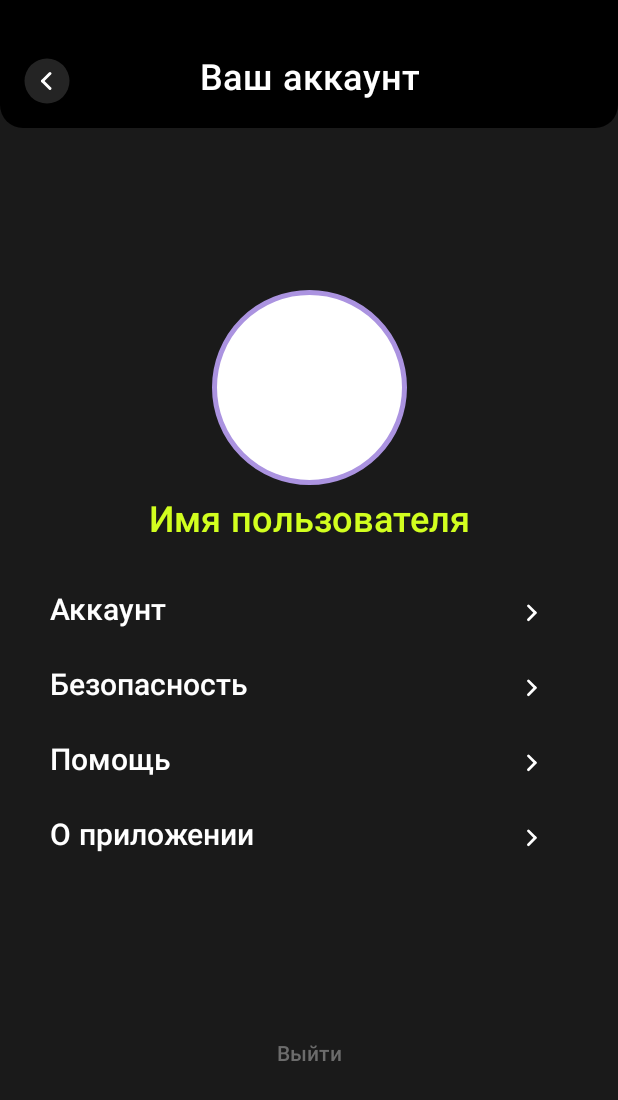
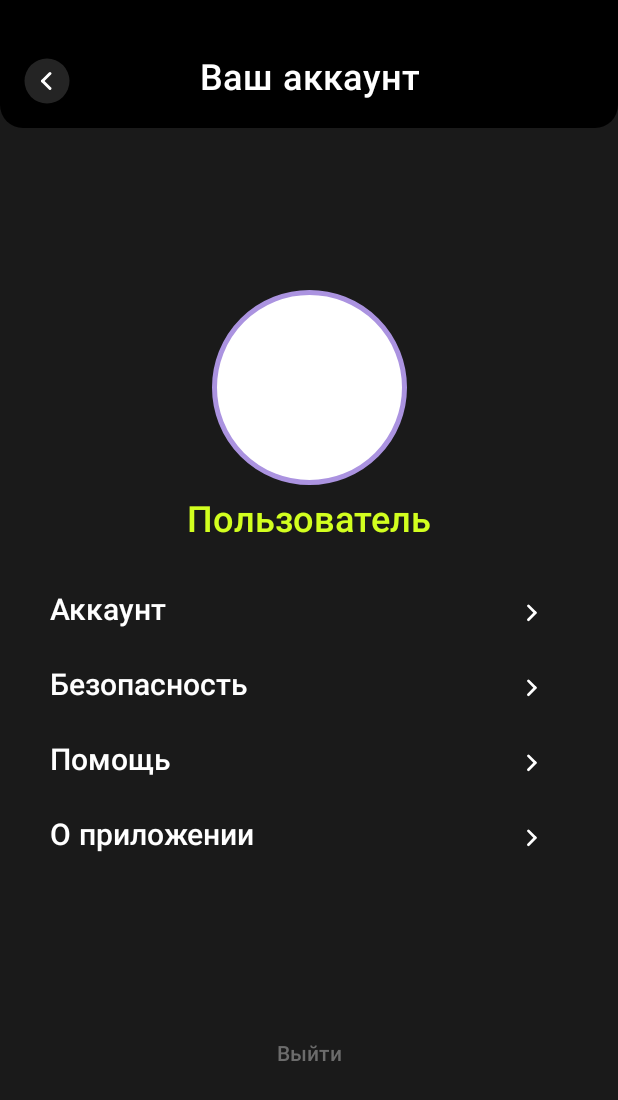
Before and after one commit to KateRud0/CoureWorkApp, an Android app: the SettingsFragment screen opened through its navigation route, on a phone screen of 412 x 824 dp. Shown: the top 1100 px of the screen. Run offline under Robolectric (Android 15) with nearby library versions, the phone set to English and light mode, and no system bars; our stand-ins replace Firebase (no records; nobody signed in at launch, a user with empty details on screens opened directly), navigation-ui.

Commit message:
update user info

```diff
--- a/app/build.gradle.kts
+++ b/app/build.gradle.kts
@@ -44,6 +44,7 @@ dependencies {
 
     implementation(platform(libs.firebase.bom))
     implementation(libs.firebase.auth)
+    implementation(libs.firebase.firestore)
 
     implementation(libs.androidx.core.ktx)
     implementation(libs.androidx.appcompat)
@@ -52,6 +53,7 @@ dependencies {
     implementation(libs.androidx.constraintlayout)
     implementation(libs.androidx.navigation.fragment.ktx)
     implementation(libs.androidx.navigation.ui.ktx)
+    implementation(libs.firebase.firestore.ktx)
     testImplementation(libs.junit)
     androidTestImplementation(libs.androidx.junit)
     androidTestImplementation(libs.androidx.espresso.core)
--- a/app/src/main/java/com/example/courseworkapp/MainActivity.kt
+++ b/app/src/main/java/com/example/courseworkapp/MainActivity.kt
@@ -3,16 +3,20 @@ package com.example.courseworkapp
 import android.content.Intent
 import android.os.Bundle
 import android.util.Log
-
 import androidx.activity.enableEdgeToEdge
 import androidx.appcompat.app.AppCompatActivity
 import androidx.navigation.fragment.NavHostFragment
 import androidx.navigation.ui.NavigationUI
 import com.example.courseworkapp.R
 import com.google.firebase.auth.FirebaseAuth
+import com.google.firebase.firestore.FirebaseFirestore
+import com.google.firebase.firestore.ktx.firestore
+import com.google.firebase.ktx.Firebase
 
 
 class MainActivity : AppCompatActivity() {
+
+    private val db = FirebaseFirestore.getInstance()
     override fun onCreate(savedInstanceState: Bundle?) {
         super.onCreate(savedInstanceState)
         enableEdgeToEdge()
@@ -22,18 +26,26 @@ class MainActivity : AppCompatActivity() {
             .findFragmentById(R.id.mainNavHostFragment) as NavHostFragment
         val navController = navHostFragment.navController
 
-        /* // Кнопка для перехода на настройки
-        val buttonSettings = findViewById<ImageButton>(R.id.buttonSettings)
-        buttonSettings.setOnClickListener {
-            val intent = Intent(this, SettingsActivity::class.java)
-            startActivity(intent)
-        }*/
+        /*// Получение данных из Firestore
+        db.collection("rooms")
+            .get()
+            .addOnSuccessListener { documents ->
+                for (document in documents) {
+                    Log.d("FirestoreTest", "${document.id} => ${document.data}")
+                }
+            }
+            .addOnFailureListener { exception ->
+                Log.w("FirestoreTest", "Error getting documents: ", exception)
+            }
 
-        // Настройка NavHostFragment
-
-
+        db.collection("testCollection").add(hashMapOf("key" to "value"))
+            .addOnSuccessListener {
+                Log.d("FirestoreTest", "Document added with ID: ${it.id}")
+            }
+            .addOnFailureListener { e ->
+                Log.w("FirestoreTest", "Error adding document", e)
+            }*/
     }
-
 
     override fun onStart() {
         super.onStart()
--- a/app/src/main/java/com/example/courseworkapp/auth/LoginFragment.kt
+++ b/app/src/main/java/com/example/courseworkapp/auth/LoginFragment.kt
@@ -55,7 +55,7 @@ class LoginFragment : Fragment(R.layout.fragment_login) {
                     Toast.makeText(context, "Вход выполнен!", Toast.LENGTH_SHORT).show()
                     Log.d("Test", "signInWithEmail:success")
                     val navController = findNavController()
-                    navController.navigate(R.id.action_loginFragment_to_mainGraph)
+                    navController.navigate(R.id.action_login_to_home)
 
                 } else {
                     // Ошибка авторизации
--- a/app/src/main/java/com/example/courseworkapp/ui/HomeFragment.kt
+++ b/app/src/main/java/com/example/courseworkapp/ui/HomeFragment.kt
@@ -1,15 +1,24 @@
 package com.example.courseworkapp.ui
 
 import android.os.Bundle
+import android.util.Log
 import android.view.View
 import android.widget.ImageButton
+import android.widget.TextView
 import androidx.fragment.app.Fragment
+import androidx.fragment.app.activityViewModels
 import com.example.courseworkapp.R
 import androidx.navigation.fragment.findNavController
+import com.google.firebase.auth.FirebaseAuth
+import com.google.firebase.firestore.FirebaseFirestore
+import com.example.courseworkapp.viewmodel.UserViewModel
 
 
 class HomeFragment : Fragment(R.layout.fragment_home) {
 
+    private val db = FirebaseFirestore.getInstance()
+    private val auth = FirebaseAuth.getInstance()
+    private val userViewModel: UserViewModel by activityViewModels()
     override fun onCreate(savedInstanceState: Bundle?) {
         super.onCreate(savedInstanceState)
         arguments?.let {
@@ -24,6 +33,8 @@ class HomeFragment : Fragment(R.layout.fragment_home) {
         val CreatedRoomsButton = view.findViewById<ImageButton>(R.id.buttonCreatedRooms)
         val JoinedRoomsButton = view.findViewById<ImageButton>(R.id.buttonJoinedRooms)
 
+        val userNameTextView = view.findViewById<TextView>(R.id.textViewUserName)
+
         settingsButton.setOnClickListener {
             findNavController().navigate(R.id.action_home_to_settings)
         }
@@ -36,6 +47,21 @@ class HomeFragment : Fragment(R.layout.fragment_home) {
             findNavController().navigate(R.id.action_home_to_joinedRooms)
         }
 
+        val currentUser = auth.currentUser
+        if (currentUser != null) {
+            db.collection("users").document(currentUser.uid).get()
+                .addOnSuccessListener { document ->
+                    if (document != null) {
+                        val username = document.getString("name") ?: "Пользователь"
+                        userViewModel.setUserName(username)
+                        userNameTextView.text = username
+                    }
+                }
+                .addOnFailureListener { e ->
+                    Log.e("FirestoreError", "Error fetching user data", e)
+                }
+        }
+
     }
 
 }
--- a/app/src/main/java/com/example/courseworkapp/ui/SettingsFragment.kt
+++ b/app/src/main/java/com/example/courseworkapp/ui/SettingsFragment.kt
@@ -6,13 +6,18 @@ import androidx.fragment.app.Fragment
 import android.view.View
 import android.widget.Button
 import android.widget.ImageButton
+import android.widget.TextView
 import android.widget.Toast
+import androidx.fragment.app.activityViewModels
 import androidx.navigation.fragment.findNavController
 import com.example.courseworkapp.R
+import com.example.courseworkapp.viewmodel.UserViewModel
 import com.google.firebase.auth.FirebaseAuth
 
 
 class SettingsFragment : Fragment(R.layout.fragment_settings) {
+
+    private val userViewModel: UserViewModel by activityViewModels()
 
     private lateinit var auth: FirebaseAuth
     override fun onCreate(savedInstanceState: Bundle?) {
@@ -41,5 +46,10 @@ class SettingsFragment : Fragment(R.layout.fragment_settings) {
             findNavController().navigate(R.id.auth_navigation)
         }
 
+        val userNameTextView = view.findViewById<TextView>(R.id.textViewUserNameS)
+        userViewModel.userName.observe(viewLifecycleOwner) { name ->
+            userNameTextView.text = name
+        }
+
     }
 }
--- /dev/null
+++ b/app/src/main/java/com/example/courseworkapp/viewmodel/UserViewModel.kt
@@ -0,0 +1,15 @@
+package com.example.courseworkapp.viewmodel
+
+import androidx.lifecycle.LiveData
+import androidx.lifecycle.MutableLiveData
+import androidx.lifecycle.ViewModel
+
+class UserViewModel : ViewModel() {
+
+    private val _userName = MutableLiveData<String>()
+    val userName: LiveData<String> get() = _userName
+
+    fun setUserName(name: String) {
+        _userName.value = name
+    }
+}
--- a/app/src/main/res/layout/fragment_home.xml
+++ b/app/src/main/res/layout/fragment_home.xml
@@ -24,12 +24,12 @@
             />
 
         <TextView
-            android:id="@+id/textView"
+            android:id="@+id/textViewUserName"
             android:layout_width="0dp"
             android:layout_height="wrap_content"
             android:layout_weight="1"
             android:layout_gravity="center_vertical"
-            android:layout_marginStart="6dp"
+            android:layout_marginStart="10dp"
             android:textSize="20sp"
             android:fontFamily="@font/montserrat_semibold"
             android:textColor="#FFFFFF"
--- a/app/src/main/res/layout/fragment_settings.xml
+++ b/app/src/main/res/layout/fragment_settings.xml
@@ -55,7 +55,7 @@
         app:layout_constraintTop_toBottomOf="@+id/view" />
 
     <TextView
-        android:id="@+id/textViewUserName"
+        android:id="@+id/textViewUserNameS"
         android:layout_width="wrap_content"
         android:layout_height="50dp"
         android:fontFamily="@font/montserrat_semibold"
@@ -76,7 +76,7 @@
         android:layout_marginTop="10dp"
         app:layout_constraintEnd_toEndOf="parent"
         app:layout_constraintStart_toStartOf="parent"
-        app:layout_constraintTop_toBottomOf="@+id/textViewUserName">
+        app:layout_constraintTop_toBottomOf="@+id/textViewUserNameS">
 
 
         <LinearLayout
--- a/app/src/main/res/navigation/auth_navigation.xml
+++ b/app/src/main/res/navigation/auth_navigation.xml
@@ -21,8 +21,8 @@
         android:name="com.example.courseworkapp.auth.RegFragment"
         android:label="Регистрация">
         <action
-            android:id="@+id/action_registerFragment_to_loginFragment"
-            app:destination="@id/loginFragment" />
+            android:id="@+id/action_reg_to_home"
+            app:destination="@id/main_navigation" />
     </fragment>
 
     <fragment
@@ -30,7 +30,7 @@
         android:name="com.example.courseworkapp.auth.LoginFragment"
         android:label="Вход">
         <action
-            android:id="@+id/action_loginFragment_to_mainGraph"
+            android:id="@+id/action_login_to_home"
             app:destination="@id/main_navigation" />
     </fragment>
 
--- a/gradle/libs.versions.toml
+++ b/gradle/libs.versions.toml
@@ -13,11 +13,13 @@ gmsVersion = "4.4.2"
 bomVersion = "33.6.0"
 navigationFragmentKtx = "2.8.4"
 navigationUiKtx = "2.8.4"
+firebaseFirestoreKtx = "25.1.1"
 
 [libraries]
 
 firebase-bom = { group = "com.google.firebase", name = "firebase-bom", version.ref = "bomVersion" }
 firebase-auth = { module = "com.google.firebase:firebase-auth" }
+firebase-firestore = { group = "com.google.firebase", name = "firebase-firestore-ktx"}
 
 androidx-core-ktx = { group = "androidx.core", name = "core-ktx", version.ref = "coreKtx" }
 junit = { group = "junit", name = "junit", version.ref = "junit" }
@@ -29,6 +31,7 @@ androidx-activity = { group = "androidx.activity", name = "activity", version.re
 androidx-constraintlayout = { group = "androidx.constraintlayout", name = "constraintlayout", version.ref = "constraintlayout" }
 androidx-navigation-fragment-ktx = { group = "androidx.navigation", name = "navigation-fragment-ktx", version.ref = "navigationFragmentKtx" }
 androidx-navigation-ui-ktx = { group = "androidx.navigation", name = "navigation-ui-ktx", version.ref = "navigationUiKtx" }
+firebase-firestore-ktx = { group = "com.google.firebase", name = "firebase-firestore-ktx", version.ref = "firebaseFirestoreKtx" }
 
 [plugins]
 android-application = { id = "com.android.application", version.ref = "agp" }
```
Also changed, not shown: app/src/main/java/com/example/courseworkapp/auth/RegFragment.kt (+25 -6 lines), app/src/main/java/com/example/courseworkapp/data/Room.kt (added, +9 -0 lines), app/src/main/java/com/example/courseworkapp/data/User.kt (added, +9 -0 lines).
